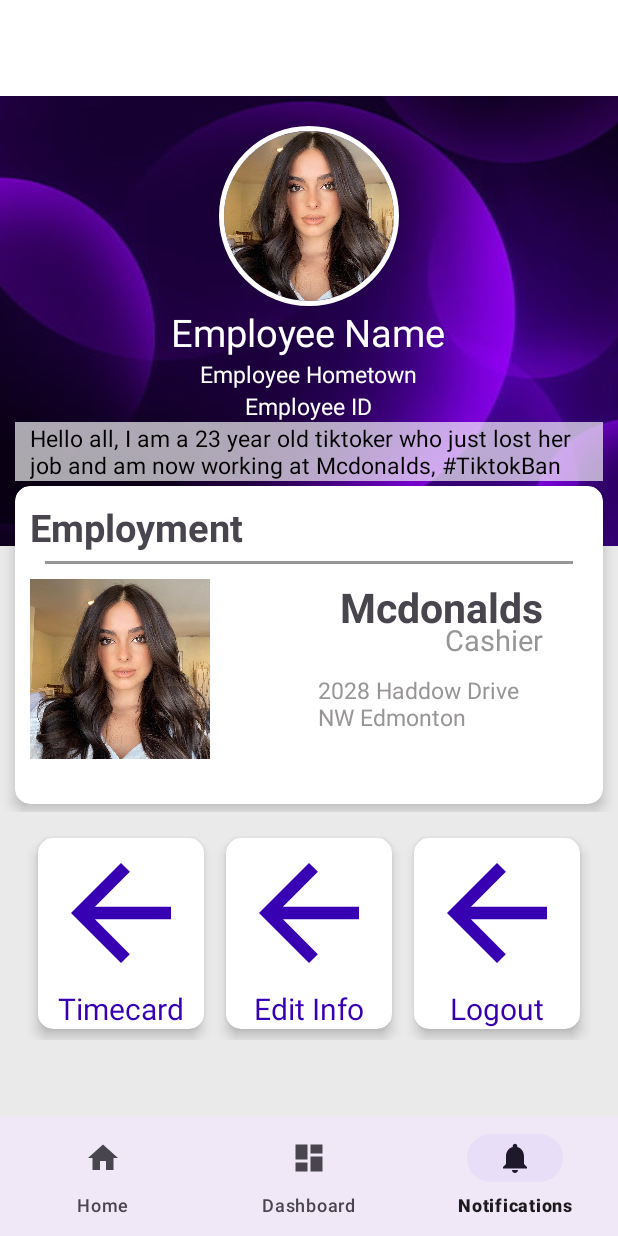
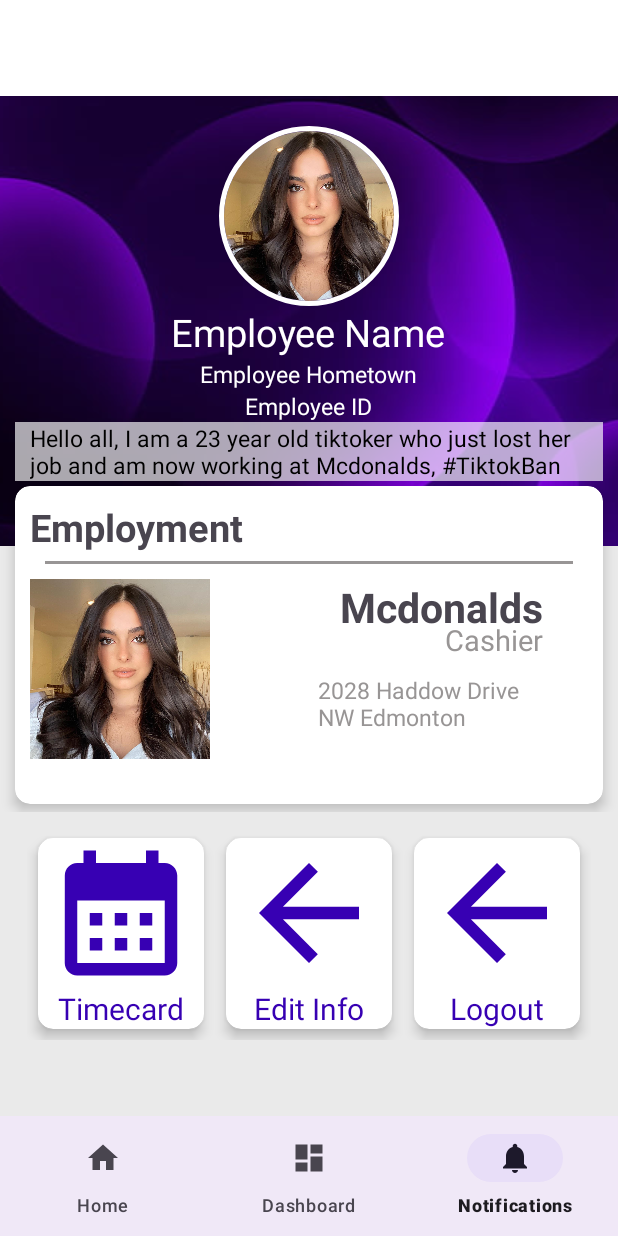
Before and after one commit to ethanman102/ClocKeys, an Android app: the ProfileFragment screen opened through its navigation route, on a phone screen of 412 x 824 dp. Run offline under Robolectric (Android 15) with nearby library versions, the phone set to English and light mode, and no system bars; our stand-ins replace CircleImageView, navigation-ui.

Commit message:
changed some icons

```diff
--- a/app/src/main/res/layout/fragment_profile.xml
+++ b/app/src/main/res/layout/fragment_profile.xml
@@ -200,7 +200,7 @@
                             android:layout_height="100dp"
                             android:layout_marginStart="5dp"
                             android:layout_marginEnd="5dp"
-                            android:src="@drawable/signup_activity_back"
+                            android:src="@drawable/employee_hire_vectotr"
                             app:tint="@color/purple_700"></ImageView>
                         <TextView
                             android:layout_width="wrap_content"
```
